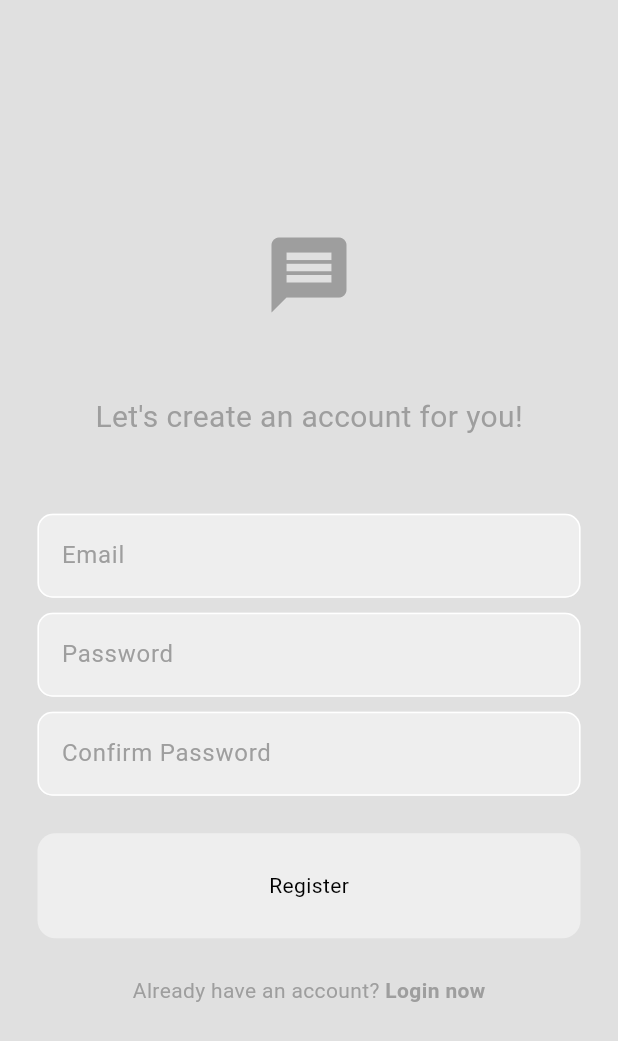
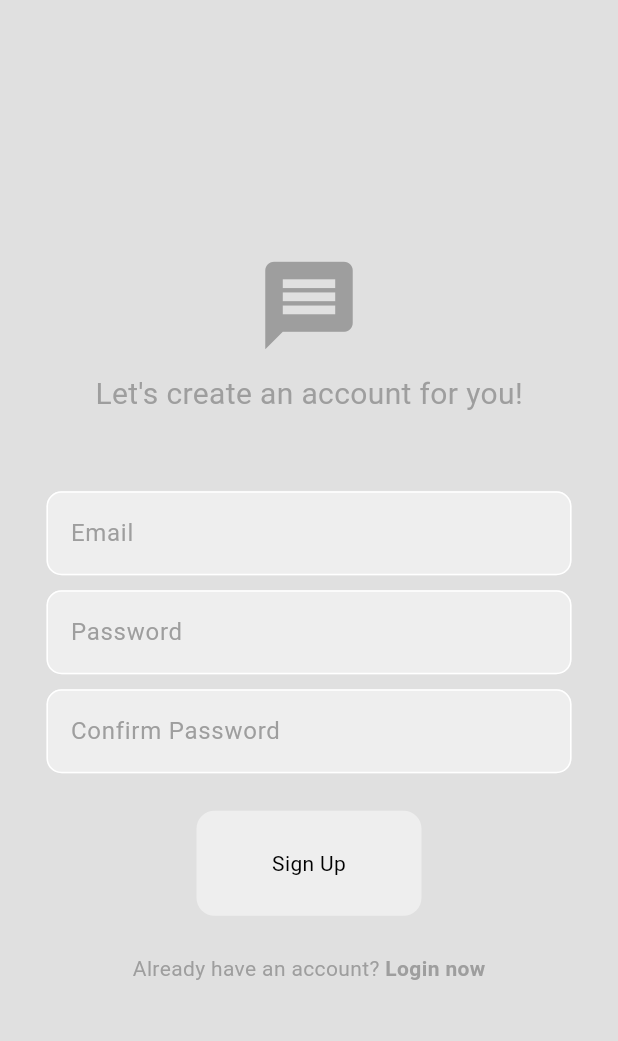
Before and after one commit to RF555/min_chat_app, a Flutter app: the RegisterPage screen opened directly with empty values, on a phone screen of 412 x 824 dp. Shown: the top 1041 px of the screen. Run offline on Flutter 3.47's test engine with Material 3 defaults, Android fonts, the phone set to English and light mode, and no system bars; our stand-ins replace cloud_firestore, firebase_auth, firebase_core; accounts and stored records are empty; network calls fail.

Commit message:
Improve login and register page UI with responsive design

```diff
--- a/lib/pages/register_page.dart
+++ b/lib/pages/register_page.dart
@@ -57,10 +57,10 @@ class RegisterPage extends StatelessWidget {
             // logo
             Icon(
             Icons.message,
-            size: 60,
+            size: 70,
             color: Theme.of(context).colorScheme.primary,
             ),
-            const SizedBox(height: 50),
+            const SizedBox(height: 10),
 
             // welcome back message
             Text(
@@ -73,33 +73,45 @@ class RegisterPage extends StatelessWidget {
             const SizedBox(height: 50),
 
             // email textfield
-            MyTextField(
+            SizedBox(
+              width: 400,
+              child: MyTextField(
                 hintText: "Email",
                 obscureText: false,
                 controller: _emailController,
               ),
+            ),
             const SizedBox(height: 10),
 
             // password textfield
-            MyTextField(
+            SizedBox(
+              width: 400,
+              child: MyTextField(
                 hintText: "Password",
                 obscureText: true,
                 controller: _passwordController,
               ),
+            ),
             const SizedBox(height: 10),
 
             // confirm password textfield
-            MyTextField(
+            SizedBox(
+              width: 400,
+              child: MyTextField(
                 hintText: "Confirm Password",
                 obscureText: true,
                 controller: _confirmPasswordController,
               ),
+            ),
             const SizedBox(height: 25),
 
             // login button
-            MyButton(
-              text: 'Register',
+            SizedBox(
+              width: 200,
+              child: MyButton(
+                text: 'Sign Up',
                 onTap: () => register(context),
+              ),
             ),
             const SizedBox(height: 25),
 
```
Also changed, not shown: lib/pages/login_page.dart (+15 -6 lines). Lines whose indentation alone changed are shown as unchanged.
